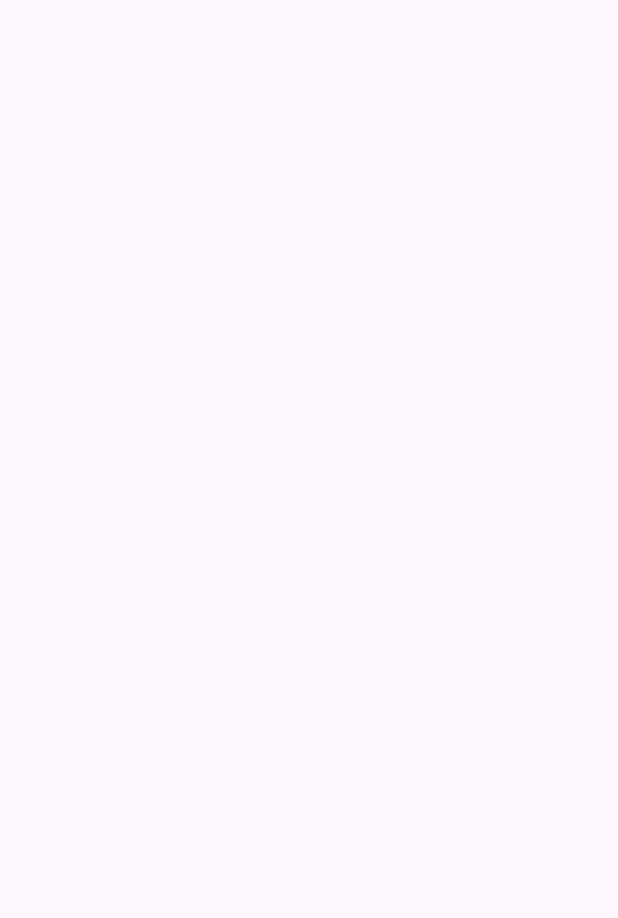
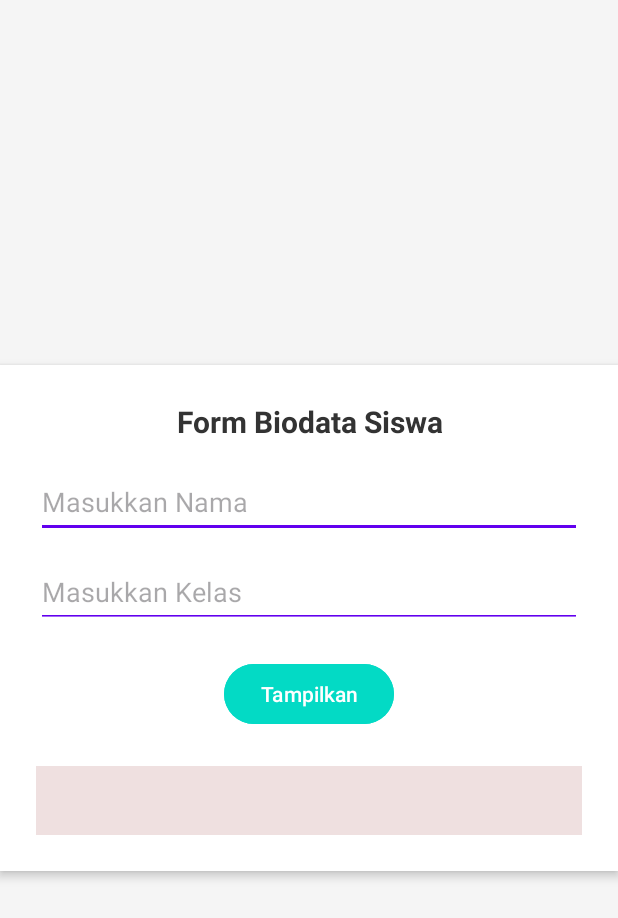
Before and after one commit to rm-af/app2_K6, an Android app: the screen it shows after launch (MainActivity), on a phone screen of 412 x 824 dp. Before the commit the part shown is empty. Shown: the top 918 px of the screen. Run offline under Robolectric (Android 15) with nearby library versions, the phone set to English and light mode, and no system bars.

Commit message:
MAIN FINAL COMMIT

```diff
--- a/app/src/main/AndroidManifest.xml
+++ b/app/src/main/AndroidManifest.xml
@@ -12,6 +12,9 @@
         android:supportsRtl="true"
         android:theme="@style/Theme.App2collab">
         <activity
+            android:name=".SplashScreen"
+            android:exported="false" />
+        <activity
             android:name=".MainActivity"
             android:exported="true">
             <intent-filter>
--- a/app/src/main/java/com/smktunas/app2_collab/MainActivity.kt
+++ b/app/src/main/java/com/smktunas/app2_collab/MainActivity.kt
@@ -1,6 +1,9 @@
 package com.smktunas.app2_collab
 
 import android.os.Bundle
+import android.widget.Button
+import android.widget.EditText
+import android.widget.TextView
 import androidx.activity.enableEdgeToEdge
 import androidx.appcompat.app.AppCompatActivity
 import androidx.core.view.ViewCompat
@@ -16,5 +19,17 @@ class MainActivity : AppCompatActivity() {
             v.setPadding(systemBars.left, systemBars.top, systemBars.right, systemBars.bottom)
             insets
         }
+
+        val inputNama = findViewById<EditText>(R.id.etNama)
+        val inputKelas = findViewById<EditText>(R.id.etKelas)
+        val tvTampil = findViewById<TextView>(R.id.tvHasil)
+        val btnTampil = findViewById<Button>(R.id.btnTampilkan)
+
+        btnTampil.setOnClickListener {
+            val Nama = inputNama.text.toString()
+            val Kelas = inputKelas.text.toString()
+            val hasil = "Nama : ${Nama}\n Kelas : ${Kelas}"
+            tvTampil.text = hasil
+        }
     }
 }
--- a/app/src/main/res/layout/activity_main.xml
+++ b/app/src/main/res/layout/activity_main.xml
@@ -6,8 +6,75 @@
     android:id="@+id/main"
     android:layout_width="match_parent"
     android:layout_height="match_parent"
+    android:background="#F5F5F5"
     tools:context=".MainActivity">
 
+    <LinearLayout
+        android:id="@+id/contentLayout"
+        android:layout_width="0dp"
+        android:layout_height="wrap_content"
+        android:orientation="vertical"
+        android:padding="24dp"
+        android:background="@android:color/white"
+        android:elevation="4dp"
+        app:layout_constraintTop_toTopOf="parent"
+        app:layout_constraintStart_toStartOf="parent"
+        app:layout_constraintEnd_toEndOf="parent"
+        app:layout_constraintBottom_toBottomOf="parent">
 
+        <!-- Judul -->
+        <TextView
+            android:id="@+id/tvTitle"
+            android:layout_width="match_parent"
+            android:layout_height="wrap_content"
+            android:text="Form Biodata Siswa"
+            android:textAlignment="center"
+            android:textSize="20sp"
+            android:textStyle="bold"
+            android:textColor="#333"
+            android:layout_marginBottom="16dp" />
+
+        <!-- Input Nama -->
+        <EditText
+            android:id="@+id/etNama"
+            android:layout_width="match_parent"
+            android:layout_height="48dp"
+            android:hint="Masukkan Nama"
+            android:inputType="textPersonName"
+            android:layout_marginBottom="12dp"
+            android:backgroundTint="#6200EE" />
+
+        <!-- Input Kelas -->
+        <EditText
+            android:id="@+id/etKelas"
+            android:layout_width="match_parent"
+            android:layout_height="48dp"
+            android:hint="Masukkan Kelas"
+            android:inputType="text"
+            android:layout_marginBottom="20dp"
+            android:backgroundTint="#6200EE" />
+
+        <!-- Tombol Tampilkan -->
+        <Button
+            android:id="@+id/btnTampilkan"
+            android:layout_width="wrap_content"
+            android:layout_height="wrap_content"
+            android:text="Tampilkan"
+            android:textAllCaps="false"
+            android:backgroundTint="#03DAC5"
+            android:layout_gravity="center"
+            android:layout_marginBottom="24dp" />
+
+        <!-- Hasil Output -->
+        <TextView
+            android:id="@+id/tvHasil"
+            android:layout_width="match_parent"
+            android:layout_height="wrap_content"
+            android:text=""
+            android:textSize="16sp"
+            android:textColor="#333"
+            android:padding="12dp"
+            android:background="#EFE0E0" />
+    </LinearLayout>
 
 </androidx.constraintlayout.widget.ConstraintLayout>
--- a/app/src/main/res/values/colors.xml
+++ b/app/src/main/res/values/colors.xml
@@ -2,4 +2,6 @@
 <resources>
     <color name="black">#FF000000</color>
     <color name="white">#FFFFFFFF</color>
+    <color name="green">#03DAC5</color>
+
 </resources>
```
Also changed, not shown: app/src/main/java/com/smktunas/app2_collab/SplashScreen.kt (added, +28 -0 lines), app/src/main/res/layout/activity_splash_screen.xml (added, +19 -0 lines), app/src/main/res/drawable/k6.png (added).
